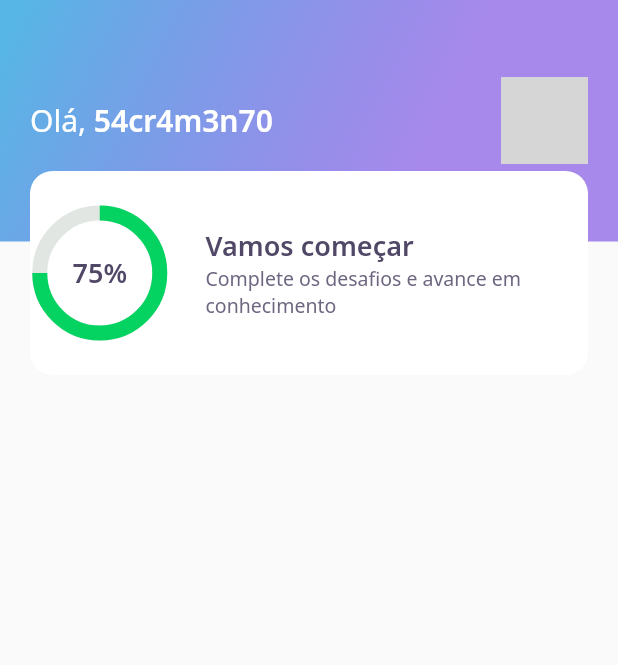
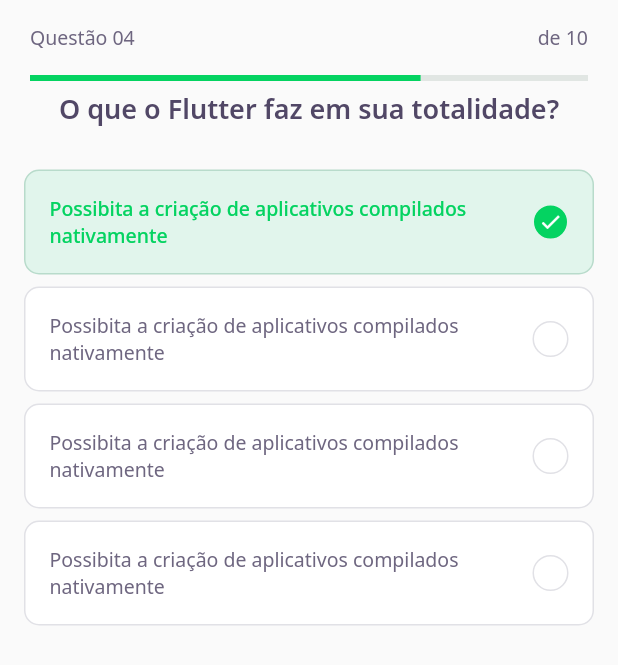
Before and after one commit to 54cr4m3n70/DevQuiz, a Flutter app: the screen it shows after launch, on a phone screen of 412 x 824 dp. Shown: the top 665 px of the screen. Run offline on Flutter 3.47's test engine with Material 2 defaults, Android fonts, the phone set to English and light mode, and no system bars; our stand-ins replace google_fonts; grey boxes are pictures that could not be loaded.

Commit message:
Aula 02 LevelButton, QuizCard, Utilizar ListView, Challengepage, QuizWidget.

```diff
--- /dev/null
+++ b/lib/challenge/challenge_page.dart
@@ -0,0 +1,23 @@
+import 'package:DevQuiz/challenge/widgets/question_indicator/question_indicato_widget.dart';
+import 'package:DevQuiz/challenge/widgets/quiz/quiz_widget.dart';
+import 'package:flutter/material.dart';
+
+class ChallengePage extends StatefulWidget {
+  @override
+  _ChallengePageState createState() => _ChallengePageState();
+}
+
+class _ChallengePageState extends State<ChallengePage> {
+  @override
+  Widget build(BuildContext context) {
+    return Scaffold(
+      appBar: PreferredSize(
+        preferredSize: Size.fromHeight(60),
+        child: SafeArea(child: QuestionIndicatorWidget()),
+      ),
+      body: QuizWidget(
+        title: 'O que o Flutter faz em sua totalidade?',
+      ),
+    );
+  }
+}
--- /dev/null
+++ b/lib/challenge/widgets/awnser/awnser_widget.dart
@@ -0,0 +1,82 @@
+import 'package:DevQuiz/core/core.dart';
+import 'package:flutter/material.dart';
+
+class AwnserWidget extends StatelessWidget {
+  final String title;
+  final bool isRight;
+  final bool isSelected;
+
+  const AwnserWidget({
+    required this.title,
+    this.isRight = false,
+    this.isSelected = false,
+  });
+
+  Color get _selectedColorRight =>
+      isRight ? AppColors.darkGreen : AppColors.darkRed;
+
+  Color get _selectedBorderRight =>
+      isRight ? AppColors.lightGreen : AppColors.lightRed;
+
+  Color get _selectedColorCardRight =>
+      isRight ? AppColors.lightGreen : AppColors.lightRed;
+
+  Color get _selectedBorderCardRight =>
+      isRight ? AppColors.green : AppColors.red;
+
+  TextStyle get _selectedTextStyleRight =>
+      isRight ? AppTextStyles.bodyDarkGreen : AppTextStyles.bodyDarkRed;
+
+  IconData get _selectedIconRight => isRight ? Icons.check : Icons.close;
+
+  @override
+  Widget build(BuildContext context) {
+    return Padding(
+      padding: const EdgeInsets.symmetric(horizontal: 16, vertical: 4),
+      child: Container(
+        padding: EdgeInsets.all(16),
+        decoration: BoxDecoration(
+          color: isSelected ? _selectedColorCardRight : AppColors.white,
+          borderRadius: BorderRadius.circular(10),
+          border: Border.fromBorderSide(
+            BorderSide(
+              color: isSelected ? _selectedBorderCardRight : AppColors.border,
+            ),
+          ),
+        ),
+        child: Row(
+          mainAxisAlignment: MainAxisAlignment.spaceBetween,
+          children: [
+            Expanded(
+              child: Text(
+                title,
+                style:
+                    isSelected ? _selectedTextStyleRight : AppTextStyles.body,
+              ),
+            ),
+            Container(
+              width: 24,
+              height: 24,
+              decoration: BoxDecoration(
+                color: isSelected ? _selectedColorRight : AppColors.white,
+                borderRadius: BorderRadius.circular(500),
+                border: Border.fromBorderSide(
+                  BorderSide(
+                    color: isSelected ? _selectedBorderRight : AppColors.border,
+                  ),
+                ),
+              ),
+              child: isSelected
+                  ? Icon(
+                      _selectedIconRight,
+                      size: 16,
+                      color: AppColors.white,
+                    )
+                  : null,
+            )
+          ],
+        ),
+      ),
+    );
+  }
+}
--- /dev/null
+++ b/lib/challenge/widgets/question_indicator/question_indicato_widget.dart
@@ -0,0 +1,34 @@
+import 'package:DevQuiz/core/core.dart';
+import 'package:DevQuiz/shared/widgets/progress_indicator/progress_indicator_widget.dart';
+import 'package:flutter/material.dart';
+
+class QuestionIndicatorWidget extends StatelessWidget {
+  @override
+  Widget build(BuildContext context) {
+    return Container(
+      padding: const EdgeInsets.symmetric(horizontal: 20),
+      child: Column(
+        children: [
+          SizedBox(height: 16),
+          Row(
+            mainAxisAlignment: MainAxisAlignment.spaceBetween,
+            children: [
+              Text(
+                'Questão 04',
+                style: AppTextStyles.body,
+              ),
+              Text(
+                'de 10',
+                style: AppTextStyles.body,
+              ),
+            ],
+          ),
+          SizedBox(height: 16),
+          ProgressIndicatorWidget(
+            value: 0.7,
+          ),
+        ],
+      ),
+    );
+  }
+}
--- /dev/null
+++ b/lib/challenge/widgets/quiz/quiz_widget.dart
@@ -0,0 +1,40 @@
+import 'package:DevQuiz/challenge/widgets/awnser/awnser_widget.dart';
+import 'package:DevQuiz/core/core.dart';
+import 'package:flutter/material.dart';
+
+class QuizWidget extends StatelessWidget {
+  final String title;
+
+  QuizWidget({
+    required this.title,
+  });
+
+  @override
+  Widget build(BuildContext context) {
+    return Container(
+      child: Column(
+        children: [
+          Text(
+            title,
+            style: AppTextStyles.heading,
+          ),
+          SizedBox(height: 24),
+          AwnserWidget(
+            isRight: true,
+            isSelected: true,
+            title: 'Possibita a criação de aplicativos compilados nativamente',
+          ),
+          AwnserWidget(
+            title: 'Possibita a criação de aplicativos compilados nativamente',
+          ),
+          AwnserWidget(
+            title: 'Possibita a criação de aplicativos compilados nativamente',
+          ),
+          AwnserWidget(
+            title: 'Possibita a criação de aplicativos compilados nativamente',
+          ),
+        ],
+      ),
+    );
+  }
+}
--- a/lib/core/app_widget.dart
+++ b/lib/core/app_widget.dart
@@ -1,4 +1,4 @@
-import 'package:DevQuiz/home/home_page.dart';
+import 'package:DevQuiz/challenge/challenge_page.dart';
 import 'package:flutter/material.dart';
 
 class AppWidget extends StatelessWidget {
@@ -6,7 +6,7 @@ class AppWidget extends StatelessWidget {
   Widget build(BuildContext context) {
     return MaterialApp(
       title: "DevQuiz",
-      home: HomePage(),
+      home: ChallengePage(),
     );
   }
 }
--- a/lib/home/widgets/score_card/score_card_widget.dart
+++ b/lib/home/widgets/score_card/score_card_widget.dart
@@ -16,6 +16,8 @@ class ScoreCardWidget extends StatelessWidget {
           color: AppColors.white,
           borderRadius: BorderRadius.circular(15),
         ),
+        child: Padding(
+          padding: const EdgeInsets.symmetric(horizontal: 24),
           child: Row(
             crossAxisAlignment: CrossAxisAlignment.center,
             children: [
@@ -46,6 +48,7 @@ class ScoreCardWidget extends StatelessWidget {
             ],
           ),
         ),
+      ),
     );
   }
 }
--- /dev/null
+++ b/lib/shared/widgets/progress_indicator/progress_indicator_widget.dart
@@ -0,0 +1,21 @@
+import 'package:DevQuiz/core/app_colors.dart';
+import 'package:flutter/material.dart';
+
+class ProgressIndicatorWidget extends StatelessWidget {
+  final double value;
+  const ProgressIndicatorWidget({
+    Key? key,
+    required this.value,
+  }) : super(key: key);
+
+  @override
+  Widget build(BuildContext context) {
+    return LinearProgressIndicator(
+      value: value,
+      backgroundColor: AppColors.chartSecondary,
+      valueColor: AlwaysStoppedAnimation<Color>(
+        AppColors.chartPrimary,
+      ),
+    );
+  }
+}
```
Also changed, not shown: lib/home/home_page.dart (+43 -1 lines), lib/home/widgets/level_button/level_button_widget.dart (added, +66 -0 lines), lib/home/widgets/quiz_card/quiz_card_widget.dart (added, +52 -0 lines), 1 other file. Lines whose indentation alone changed are shown as unchanged.
